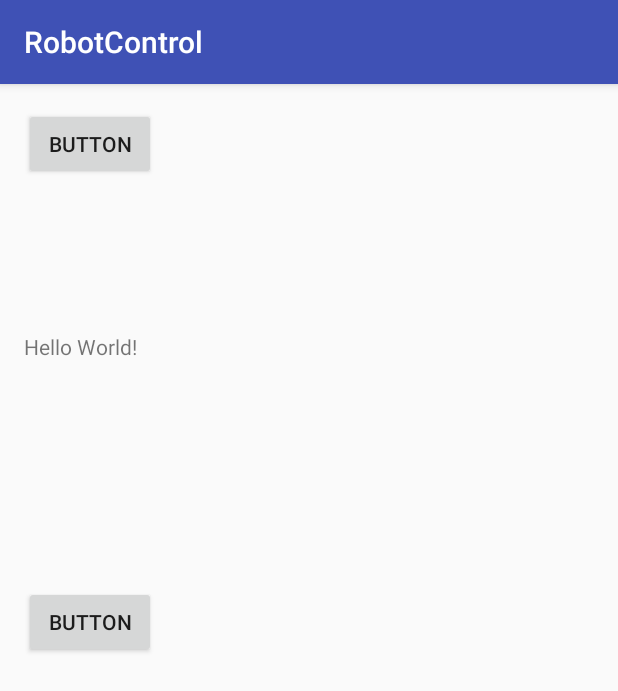
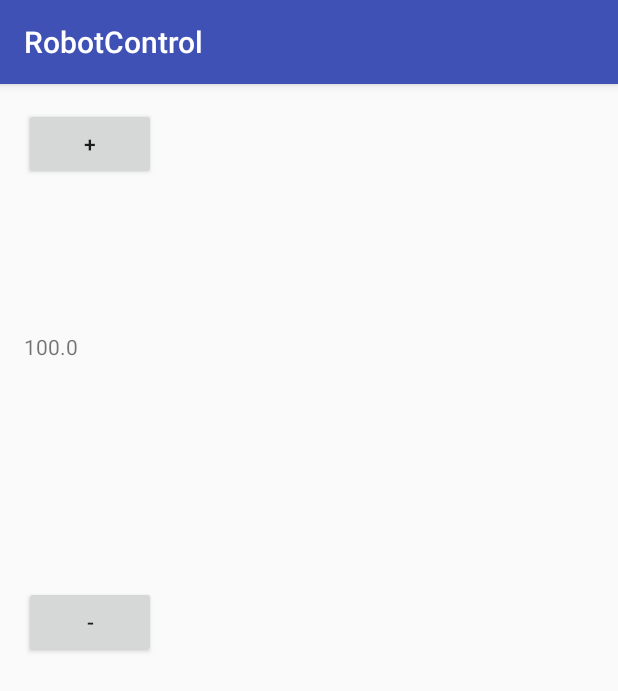
Before and after one commit to marcos-perso/RobotControl, an Android app: the screen it shows after launch (MainActivity), on a phone screen of 412 x 824 dp. Shown: the top 691 px of the screen. Run offline under Robolectric (Android 15) with nearby library versions, the light colour scheme and no system bars; 2 statements that could not run were skipped.

Commit message:
Working state

```diff
--- a/app/src/main/java/com/narcs/robotcontrol/MainActivity.java
+++ b/app/src/main/java/com/narcs/robotcontrol/MainActivity.java
@@ -1,8 +1,12 @@
 package com.narcs.robotcontrol;
 
+import android.content.Context;
 import android.support.v7.app.AppCompatActivity;
 import android.os.Bundle;
+import android.view.View;
+import android.widget.Button;
 import android.widget.TextView;
+import android.widget.Toast;
 
 public class MainActivity extends AppCompatActivity {
 
@@ -10,6 +14,8 @@ public class MainActivity extends AppCompatActivity {
     static {
         System.loadLibrary("native-lib");
     }
+
+    private Float vSpeed = new Float(100);
 
     @Override
     protected void onCreate(Bundle savedInstanceState) {
@@ -19,6 +25,53 @@ public class MainActivity extends AppCompatActivity {
         // Example of a call to a native method
         TextView tv = (TextView) findViewById(R.id.sample_text);
         tv.setText(stringFromJNI());
+
+        Button ButtonMore = (Button)findViewById(R.id.button);
+        Button ButtonLess = (Button)findViewById(R.id.button2);
+
+        final TextView SpeedTextView = (TextView)findViewById(R.id.sample_text);
+
+        SpeedTextView.setText(Float.toString(vSpeed));
+        // Action Button
+        ButtonMore.setOnClickListener(new View.OnClickListener() {
+            @Override
+            public void onClick(View view) {
+
+                Context context = getApplicationContext();
+                vSpeed = vSpeed +1;
+                SpeedTextView.setText(Float.toString(vSpeed));
+                CharSequence text = "Hello toast / " + SpeedTextView.getText();
+            }
+        });
+        ButtonLess.setOnClickListener(new View.OnClickListener() {
+            @Override
+            public void onClick(View view) {
+
+                Context context = getApplicationContext();
+                vSpeed = vSpeed -1;
+                SpeedTextView.setText(Float.toString(vSpeed));
+                CharSequence text = "Hello toast / " + SpeedTextView.getText();
+            }
+        });
+    // Getters
+
+
+
+
+ //   public void onClick(View v) {
+ //       switch (v.getId()) {
+  //          case  R.id.button: {
+ //               // do something for button 1 click
+ //               break;
+ //           }
+
+ //           case R.id.button2: {
+ //               // do something for button 2 click
+ //               break;
+ //           }
+//
+//            //.... etc
+ //       }
     }
 
     /**
--- a/app/src/main/res/layout/activity_main.xml
+++ b/app/src/main/res/layout/activity_main.xml
@@ -10,7 +10,7 @@
         android:id="@+id/button"
         android:layout_width="wrap_content"
         android:layout_height="wrap_content"
-        android:text="Button"
+        android:text="@string/ButtonMore"
         android:layout_marginLeft="16dp"
         app:layout_constraintLeft_toLeftOf="parent"
         app:layout_constraintTop_toTopOf="parent"
@@ -20,7 +20,7 @@
         android:id="@+id/sample_text"
         android:layout_width="wrap_content"
         android:layout_height="wrap_content"
-        android:text="Hello World!"
+        android:text="@string/ValueSpeed"
         app:layout_constraintBottom_toBottomOf="parent"
         app:layout_constraintLeft_toLeftOf="parent"
         app:layout_constraintRight_toRightOf="parent"
@@ -37,7 +37,7 @@
         android:id="@+id/button2"
         android:layout_width="wrap_content"
         android:layout_height="wrap_content"
-        android:text="Button"
+        android:text="@string/ButtonLess"
         android:layout_marginLeft="16dp"
         app:layout_constraintLeft_toLeftOf="parent"
         android:layout_marginTop="150dp"
--- a/app/src/main/res/values/strings.xml
+++ b/app/src/main/res/values/strings.xml
@@ -1,3 +1,6 @@
 <resources>
     <string name="app_name">RobotControl</string>
+    <string name="ButtonMore">+</string>
+    <string name="ButtonLess">-</string>
+    <string name="ValueSpeed">100</string>
 </resources>
```
